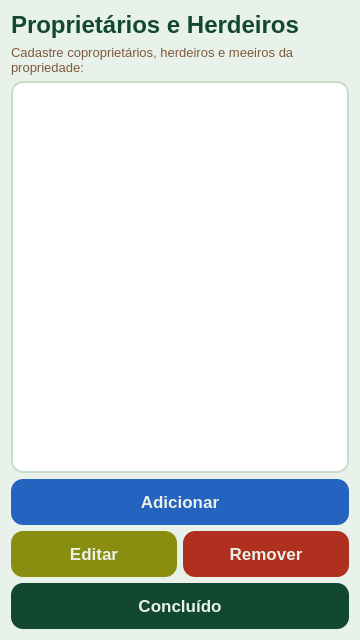
Old version of the form gui/CoOwners.ui in the repository pollyanasousa/projeto-interdisciplinar-ufrpe.
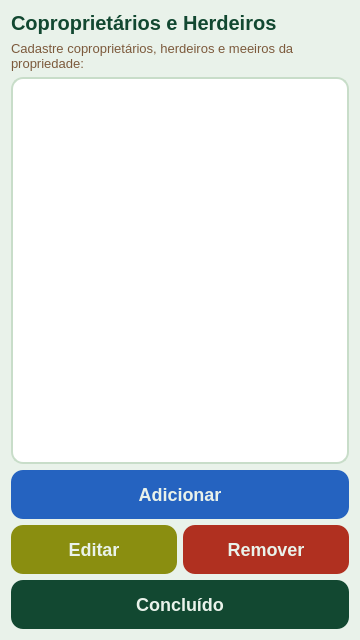
New version of the form.

What changed in the file:
```diff
--- a/gui/CoOwners.ui
+++ b/gui/CoOwners.ui
@@ -8,12 +8,12 @@
   <property name="windowTitle"><string>Form</string></property>
   <property name="styleSheet">
    <string notr="true">QWidget { background-color: #E9F2EA; font-family: &quot;Roboto Flex&quot;; }
-QPushButton { background-color: #124831; color: #E9F2EA; font-family: &quot;Roboto Flex&quot;; font-weight: 700; font-size: 17px; border-radius: 12px; padding: 13px; border: none; }
+QPushButton { background-color: #124831; color: #E9F2EA; font-family: &quot;Roboto Flex&quot;; font-weight: 700; font-size: 18px; border-radius: 12px; padding: 14px; border: none; }
 QPushButton:hover { background-color: #0a3020; }
 QPushButton#new_coowner_button { background-color: #2563C0; }
 QPushButton#update_coowner_button { background-color: #8a8e10; }
 QPushButton#delete_coowner_button { background-color: #b03020; }
-QLabel#main_label { font-family: &quot;Roboto Flex&quot;; font-weight: 800; font-size: 24px; color: #124831; }
+QLabel#main_label { font-family: &quot;Roboto Flex&quot;; font-weight: 800; font-size: 20px; color: #124831; }
 QLabel#sub_label { font-size: 13px; color: #7C5A3C; }
 QListWidget { background-color: #FFFFFF; border: 1.5px solid #c8ddc9; border-radius: 12px; font-size: 14px; padding: 4px; }
 QListWidget::item { padding: 10px 8px; border-bottom: 1px solid #e8f0e9; }
@@ -22,7 +22,7 @@
   <layout class="QVBoxLayout" name="verticalLayout">
    <item>
     <widget class="QLabel" name="main_label">
-     <property name="text"><string>Proprietários e Herdeiros</string></property>
+     <property name="text"><string>Coproprietários e Herdeiros</string></property>
     </widget>
    </item>
    <item>
```
